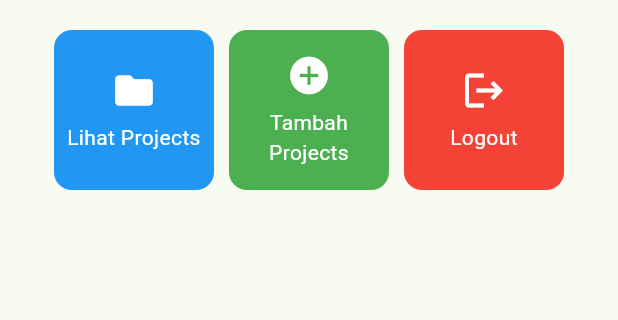
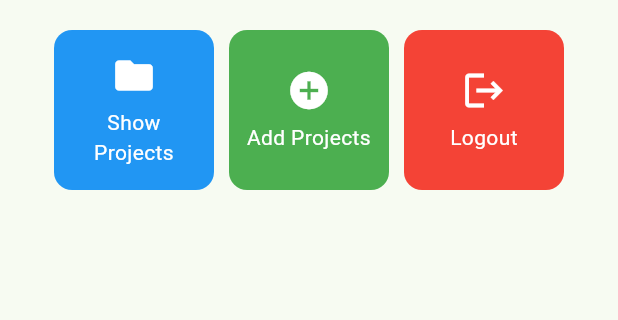
Before and after one commit to mirzalfathi/myportofolio_mobile, a Flutter app: the ProjectFormPage screen opened directly, in the side drawer, after a tap on "Home", on a phone screen of 412 x 824 dp, the part 327-647 px from its top. Run offline on Flutter 3.47's test engine with Material 3 defaults, Android fonts, the phone set to English and light mode, and no system bars.

Commit message:
fix: mengubah experiences jadi projects untuk kesamaan

```diff
--- a/lib/screens/menu.dart
+++ b/lib/screens/menu.dart
@@ -10,8 +10,8 @@ class MyHomePage extends StatelessWidget {
   final String kelas = "PBP A";
 
   final List<ItemHomepage> items = [
-    ItemHomepage("Lihat Projects", Icons.folder, Colors.blue),
-    ItemHomepage("Tambah Projects", Icons.add_circle, Colors.green),
+    ItemHomepage("Show Projects", Icons.folder, Colors.blue),
+    ItemHomepage("Add Projects", Icons.add_circle, Colors.green),
     ItemHomepage("Logout", Icons.logout, Colors.red),
   ];
 
--- a/lib/widgets/left_drawer.dart
+++ b/lib/widgets/left_drawer.dart
@@ -52,7 +52,7 @@ class LeftDrawer extends StatelessWidget {
           ),
           ListTile(
             leading: const Icon(Icons.add_circle_outline),
-            title: const Text('Add Experiences'),
+            title: const Text('Add Projects'),
             // Navigasi ke halaman tambah proyek
             onTap: () {
               Navigator.pushReplacement(
```
